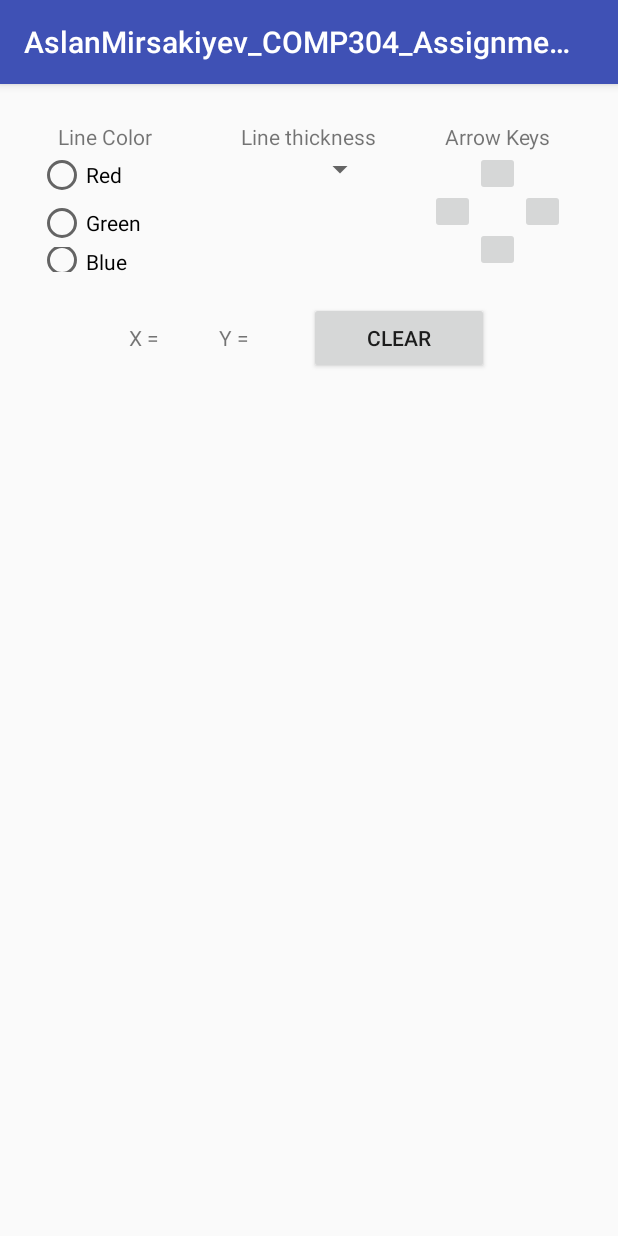
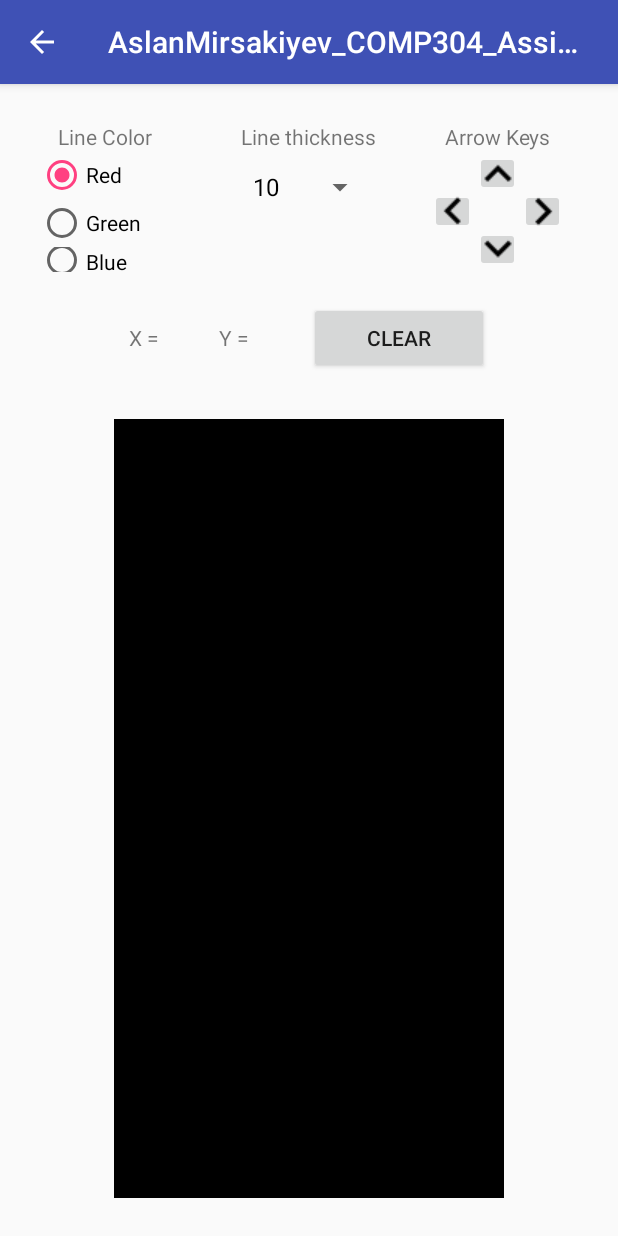
Before and after one commit to mirsakiyev/COMP-304, an Android app: the DrawingActivity_Task1 screen opened directly, with no data from a screen before it, on a phone screen of 412 x 824 dp. Run offline under Robolectric (Android 15) with nearby library versions, the phone set to English and light mode, and no system bars.

Commit message:
Added functionality for task1 - drawing activity, but there is still 1 TODO - error with thickness

```diff
--- a/AslanMirsakiyev_COMP304_Assignment3/app/src/main/java/com/example/aslanmr/aslanmirsakiyev_comp304_assignment3/DrawingActivity_Task1.java
+++ b/AslanMirsakiyev_COMP304_Assignment3/app/src/main/java/com/example/aslanmr/aslanmirsakiyev_comp304_assignment3/DrawingActivity_Task1.java
@@ -6,14 +6,267 @@ package com.example.aslanmr.aslanmirsakiyev_comp304_assignment3;
  * Assignment 3 - Drawing - Task 1
  */
 
+import android.icu.text.RelativeDateTimeFormatter;
 import android.support.v7.app.AppCompatActivity;
 import android.os.Bundle;
+import android.graphics.Bitmap;
+import android.graphics.Canvas;
+import android.graphics.Color;
+import android.graphics.Paint;
+import android.graphics.Point;
+import android.os.Handler;
+import android.support.v7.app.ActionBar;
+import android.view.KeyEvent;
+import android.view.MenuItem;
+import android.view.MotionEvent;
+import android.view.View;
+import android.widget.AdapterView;
+import android.widget.ArrayAdapter;
+import android.widget.Button;
+import android.widget.ImageButton;
+import android.widget.ImageView;
+import android.widget.RadioGroup;
+import android.widget.Spinner;
+import android.widget.TextView;
 
-public class DrawingActivity_Task1 extends AppCompatActivity {
+
+public class DrawingActivity_Task1 extends AppCompatActivity implements View.OnTouchListener {
+
+    ImageView imgCanvas;
+    TextView tvX;
+    TextView tvY;
+
+    final int DRAW_DELAY=50; //delay to draw line in ms
+
+    DirectionEnum currentDirection;
+
+    // coordinates fir the  line
+    int startX=10;
+    int startY=10;
+    int endX=10;
+    int endY=10;
+
+    // user settings
+    int lineThickness;
+    int lineColor;
+
+    Paint paint;
+    Bitmap bitmap;
+    Canvas canvas;
+
+    private  Handler mHandler;
 
     @Override
     protected void onCreate(Bundle savedInstanceState) {
         super.onCreate(savedInstanceState);
         setContentView(R.layout.activity_drawing__task1);
+
+        ActionBar actionBar=getSupportActionBar();
+        actionBar.setDisplayHomeAsUpEnabled(true);
+        actionBar.setHomeButtonEnabled(true);
+
+        // set spinner value
+        final Spinner spnLineThickness =findViewById(R.id.task1_spnLineThickness);
+        ArrayAdapter<CharSequence> adapter = ArrayAdapter.createFromResource(this, R.array.line_thickness,
+                android.R.layout.simple_spinner_dropdown_item);
+        spnLineThickness.setAdapter(adapter);
+
+
+        // set array key images
+        ImageButton imgArrowUp=findViewById(R.id.imgArrowUp);
+        ImageButton imgArrowLeft=findViewById(R.id.imgArrowLeft);
+        ImageButton imgArrowRight=findViewById(R.id.imgArrowRight);
+        ImageButton imgArrowDown=findViewById(R.id.imgArrowDown);
+
+        // assign arrow key img to arrow key img buttons
+        imgArrowUp.setImageDrawable(getResources().getDrawable(R.drawable.ic_key_arrow_up_black_24dp));
+        imgArrowLeft.setImageDrawable(getResources().getDrawable(R.drawable.ic_key_arrow_left_black_24dp));
+        imgArrowRight.setImageDrawable(getResources().getDrawable(R.drawable.ic_key_arrow_right_black_24dp));
+        imgArrowDown.setImageDrawable(getResources().getDrawable(R.drawable.ic_key_arrow_down_black_24dp));
+
+        // initialize drawing objects
+        paint =new Paint();
+
+        Point size=new Point();
+        getWindowManager().getDefaultDisplay().getSize(size);
+        int defaultWidth=size.x;
+        int defaultHeigth=size.y;
+
+        bitmap=Bitmap.createBitmap(defaultWidth,defaultHeigth, Bitmap.Config.ARGB_8888);
+        canvas=new Canvas(bitmap);
+
+        imgCanvas=findViewById(R.id.task1_imgCanvas);
+        imgCanvas.setImageBitmap(bitmap);
+        tvX=findViewById(R.id.task1_tvX);
+        tvY=findViewById(R.id.task1_tvY);
+
+
+        // event handlers
+
+
+        // TODO: fix syntax error - "Method does not override method from its superclass"
+
+        paint.setStrokeWidth(20); // THIS IS A TEMPORARY LINE OF CODE to set thickness to 20
+        /*
+        spnLineThickness.setOnItemClickListener(new AdapterView.OnItemClickListener() {
+            @Override
+            public void onItemClick(AdapterView<?> parent, View view, int position, long id) {
+                lineThickness=Integer.parseInt(spnLineThickness.getSelectedItem().toString());
+                paint.setStrokeWidth(lineThickness);
+            }
+
+            @Override
+            public void onNothingSelected(AdapterView<?> adapterView){
+
+            }
+        });
+        */
+
+
+        RadioGroup rgrpLineColor=findViewById(R.id.rgrpColors);
+        rgrpLineColor.setOnCheckedChangeListener(new RadioGroup.OnCheckedChangeListener() {
+            @Override
+            public void onCheckedChanged(RadioGroup group, int checkedId) {
+                switch (checkedId) {
+                    case R.id.radColorRed:
+                        lineColor=Color.RED;
+                        break;
+
+                    case R.id.radColorGreen:
+                        lineColor=Color.GREEN;
+                        break;
+
+                    case R.id.radColorBlue:
+                        lineColor=Color.BLUE;
+                }
+                paint.setColor(lineColor);
+            }
+        });
+
+        Button btnClear=findViewById(R.id.task1_btnClear);
+        btnClear.setOnClickListener(new View.OnClickListener() {
+            @Override
+            public void onClick(View v) {
+                clearCanvas();
+            }
+        });
+
+        imgArrowUp.setOnTouchListener(this);
+        imgArrowDown.setOnTouchListener(this);
+        imgArrowRight.setOnTouchListener(this);
+        imgArrowLeft.setOnTouchListener(this);
+
+        // set default options
+        spnLineThickness.setSelection(0);
+        rgrpLineColor.check(R.id.radColorRed);
+        clearCanvas();
+
     }
+
+    private void clearCanvas() { canvas.drawColor(Color.BLACK); }
+
+    private void drawLine(DirectionEnum direction, Canvas canvas) {
+        imgCanvas.setFocusable(true);
+        imgCanvas.requestFocus();
+
+        switch (direction) {
+            case DOWN:
+                endY+=5;
+                break;
+
+            case UP:
+                endY-=5;
+                break;
+
+            case RIGHT:
+                endX+=5;
+                break;
+
+            case LEFT:
+                endX-=5;
+                break;
+        }
+
+        tvX.setText(String.format("%s %s",getResources().getString(R.string.task1_x), String.valueOf(endX)));
+        tvY.setText(String.format("%s %s",getResources().getString(R.string.task1_y), String.valueOf(endY)));
+        canvas.drawLine(startX, startY, endX, endY, paint);
+        startX=endX;
+        startY=endY;
+
+        imgCanvas.invalidate();
+    }
+
+    @Override
+    public boolean onOptionsItemSelected(MenuItem item) {
+        switch (item.getItemId()){
+            case android.R.id.home:
+                this.finish();
+                return true;
+        }
+        return super.onOptionsItemSelected(item);
+    }
+
+    @Override
+    public boolean onKeyDown(int keyCode, KeyEvent event) {
+        switch (keyCode){
+            case KeyEvent.KEYCODE_DPAD_DOWN:
+                drawLine(DirectionEnum.DOWN, canvas);
+                return true;
+
+            case KeyEvent.KEYCODE_DPAD_UP:
+                drawLine(DirectionEnum.UP, canvas);
+                return true;
+
+            case KeyEvent.KEYCODE_DPAD_RIGHT:
+                drawLine(DirectionEnum.RIGHT, canvas);
+                return true;
+
+            case KeyEvent.KEYCODE_DPAD_LEFT:
+                drawLine(DirectionEnum.LEFT, canvas);
+                return true;
+        }
+        return false;
+    }
+
+    @Override
+    public boolean onTouch(View v, MotionEvent event) {
+        if (event.getAction()==MotionEvent.ACTION_DOWN) {
+            switch (v.getId()) {
+                case R.id.imgArrowUp:
+                    currentDirection = DirectionEnum.UP;
+                    break;
+
+                case R.id.imgArrowDown:
+                    currentDirection = DirectionEnum.DOWN;
+                    break;
+
+                case R.id.imgArrowLeft:
+                    currentDirection = DirectionEnum.LEFT;
+                    break;
+
+                case R.id.imgArrowRight:
+                    currentDirection = DirectionEnum.RIGHT;
+                    break;
+            }
+            // continuously call draw action while button is held down
+            if (mHandler != null) {
+                return true;
+            }
+            mHandler = new Handler();
+            mHandler.postDelayed(mDraw, DRAW_DELAY);
+        }else if (event.getAction()==MotionEvent.ACTION_UP) {
+            if (mHandler==null) return true;
+            mHandler.removeCallbacks(mDraw);
+            mHandler=null;
+        }
+        return false;
+    }
+
+    Runnable mDraw = new Runnable() {
+        @Override
+        public void run() {
+            drawLine(currentDirection, canvas);
+            mHandler.postDelayed(this,DRAW_DELAY);
+        }
+    };
 }
--- a/AslanMirsakiyev_COMP304_Assignment3/app/src/main/res/values/strings.xml
+++ b/AslanMirsakiyev_COMP304_Assignment3/app/src/main/res/values/strings.xml
@@ -6,4 +6,15 @@
         <item>Framed Animation - Task2</item>
         <item>Tweened Animation - Task3</item>
     </string-array>
+
+    <string-array name="line_thickness">
+        <item>10</item>
+        <item>20</item>
+        <item>30</item>
+        <item>40</item>
+        <item>50</item>
+    </string-array>
+
+    <string name="task1_x">x = </string>
+    <string name="task1_y">y = </string>
 </resources>
```
